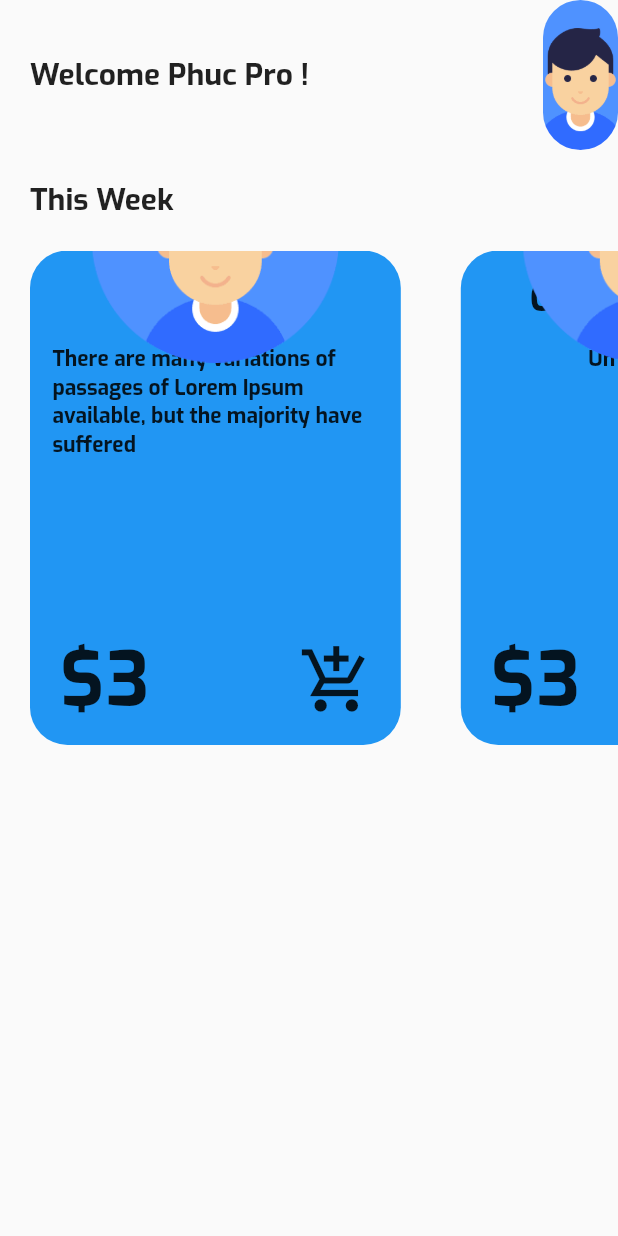
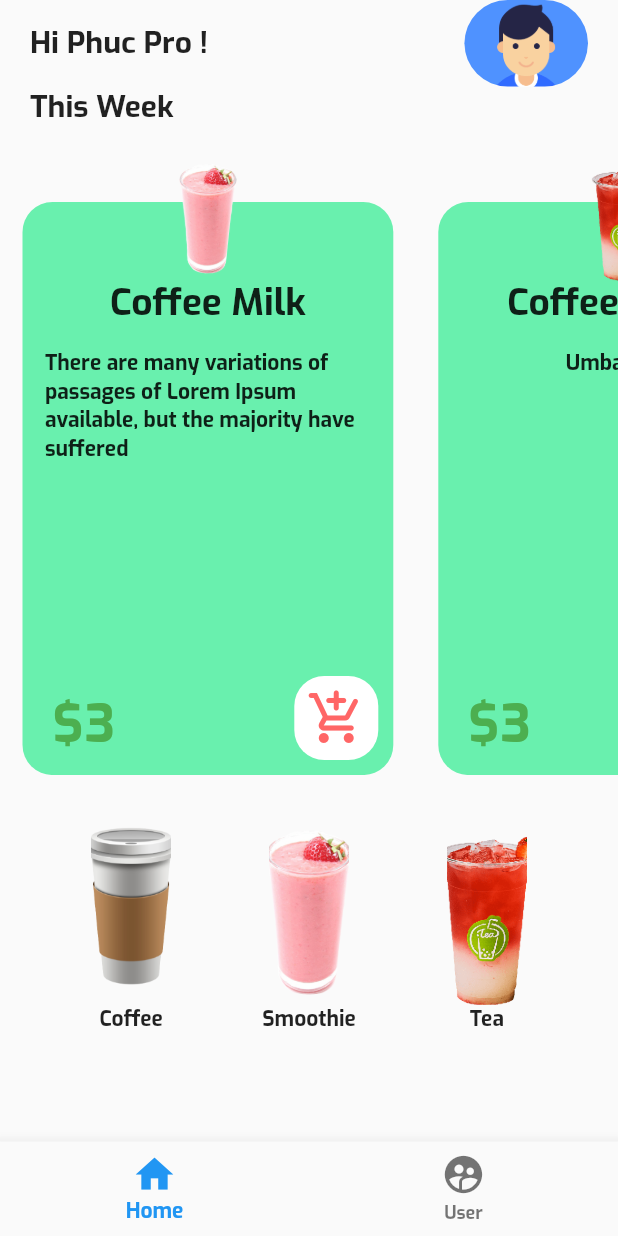
Before and after one commit to phucnguyen1901/flutter-nodejs-coffee, a Flutter app: the Home screen opened by its route, on a phone screen of 412 x 824 dp. Run offline on Flutter 3.47's test engine with Material 2 defaults, Android fonts, the phone set to English and light mode, and no system bars.

Commit message:
complete home ui. creating product detail

```diff
--- /dev/null
+++ b/lib/components/ElementMenu.dart
@@ -0,0 +1,37 @@
+
+import 'package:flutter/material.dart';
+class ElementMenu extends StatelessWidget {
+  final String pathImage;
+  final String text;
+  const ElementMenu({
+    Key key,
+    this.pathImage,
+    this.text,
+    @required this.size,
+  }) : super(key: key);
+
+  final Size size;
+
+  @override
+  Widget build(BuildContext context) {
+    return Column(
+      children: <Widget>[
+        Container(
+          margin: EdgeInsets.only(top:30.0),
+          width: size.width * 0.13,
+          height: size.height * 0.15,
+          decoration: BoxDecoration(
+            // color: Colors.blue,
+              image: DecorationImage(
+                  image: AssetImage(pathImage),
+                  fit: BoxFit.cover
+              )
+          ),
+        ),
+        Container(
+          child: Text(text),
+        ),
+      ],
+    );
+  }
+}
--- /dev/null
+++ b/lib/components/ItemProduct.dart
@@ -0,0 +1,98 @@
+import 'package:flutter/material.dart';
+import 'package:chatapp/style.dart';
+
+class ItemProduct extends StatelessWidget {
+
+  final String nameItem;
+  final String description;
+  final String pathImage;
+  final Function fnc;
+  const ItemProduct({
+    Key key,
+    this.nameItem,
+    this.description,
+    this.pathImage,
+    this.fnc,
+    @required this.size,
+  }) : super(key: key);
+
+  final Size size;
+
+  @override
+  Widget build(BuildContext context) {
+    return Container(
+      margin: EdgeInsets.symmetric(horizontal: 15.0),
+      width: size.width*0.6,
+      height: size.height*0.4,
+      decoration: BoxDecoration(
+        borderRadius: BorderRadius.circular(25.0),
+        // color:Colors.green,
+      ),
+      child: Stack(
+        children: <Widget>[
+          Container(
+            margin: EdgeInsets.only(top: 30.0),
+            // width: size.width*0.5,
+            height: size.height*0.6,
+            decoration: BoxDecoration(
+                borderRadius: BorderRadius.circular(20.0),
+                color: Colors.greenAccent
+            ),
+            child:Column(
+              children: <Widget>[
+                Padding(
+                  padding: const EdgeInsets.fromLTRB(5.0,50.0,5.0,0.0),
+                  child: Center(child: Text(nameItem, style:TextStyle(fontSize: size.width*0.06))),
+                ),
+                Padding(
+                  padding: const EdgeInsets.fromLTRB(15.0,15.0,15.0,0.0),
+                  child: Text(description),
+                ),
+              ],
+            ),
+
+          ),
+          Positioned(
+              // top: -40,
+              height: size.height * 0.1,
+              width: size.width*0.6,
+              child:Center(
+                child: Container(
+                  decoration: BoxDecoration(
+                    // color: Colors.blue,
+                      image: DecorationImage(
+                        image: AssetImage(pathImage,
+                        ),
+                        // fit: BoxFit.contain
+                      )
+                  ),
+                ),
+              )
+          ),
+          Positioned(
+            bottom: 10,
+            left: 20,
+            child:Text("\$3", style: TextStyle(color:Colors.green,fontSize: 35.0),),
+          ),
+          Positioned(
+            bottom: 10,
+            right: 10,
+            child:Container(
+              decoration: BoxDecoration(
+                color: Colors.white,
+                borderRadius: BorderRadius.circular(20.0)
+              ),
+              child: IconButton(
+                color: pinkColor,
+                iconSize: 40.0,
+                onPressed: fnc,
+                icon: Icon(Icons.add_shopping_cart_rounded),
+                // size: 20.0,
+              ),
+            ),
+          )
+        ],
+      ),
+    );
+  }
+}
--- a/lib/main.dart
+++ b/lib/main.dart
@@ -1,5 +1,6 @@
 
 import 'package:chatapp/screens/authentication/register/components/register.dart';
+import 'package:chatapp/screens/detailProduct/detailProduct.dart';
 import 'package:chatapp/screens/home/home.dart';
 import 'package:flutter/material.dart';
 import 'screens/authentication/login/components/login.dart';
@@ -19,11 +20,12 @@ class MyApp extends StatelessWidget {
         fontFamily: FontDefault,
 
       ),
-      initialRoute: '/login',
+      initialRoute: '/detail',
       routes: {
         '/login' : (context) => Login(),
         '/home' : (context) => Home(),
-        '/register' : (context) => Register()
+        '/register' : (context) => Register(),
+        '/detail' : (context) => DetailProDuct()
       },
     );
   }
--- a/lib/screens/home/body.dart
+++ b/lib/screens/home/body.dart
@@ -1,3 +1,5 @@
+import 'package:chatapp/components/ElementMenu.dart';
+import 'package:chatapp/components/ItemProduct.dart';
 import 'package:flutter/cupertino.dart';
 import 'package:flutter/material.dart';
 
@@ -14,19 +16,21 @@ class _BodyState extends State<Body> {
     return Container(
       height: size.height,
       width: size.width,
-      child: ListView(
+      child:
+        ListView(
         children: <Widget>[
           Row(
             mainAxisAlignment: MainAxisAlignment.spaceBetween,
             children: <Widget>[
               Padding(
                 padding: const EdgeInsets.symmetric(horizontal: 20.0),
-                child: Text("Welcome Phuc Pro !",style:TextStyle(fontSize: 20.0)),
+                child: Text("Hi Phuc Pro !",style:TextStyle(fontSize: 20.0)),
               ),
-              Container(
-                padding: EdgeInsets.symmetric(horizontal: 20.0),
-                height: 100.0,
-                width: 50.0,
+                Padding(
+                  padding: const EdgeInsets.only(right: 20.0),
+                  child: Container(
+                    height: size.height*0.07,
+                    width: size.width*0.2,
                     decoration: BoxDecoration(
                       borderRadius: BorderRadius.circular(50.0),
                         image: DecorationImage(
@@ -35,128 +39,43 @@ class _BodyState extends State<Body> {
                         )
                     ),
                   ),
+                ),
             ]
           ),
-          SizedBox(height: 20.0,),
+          // SizedBox(height: 20.0,),
           Container(
             padding: EdgeInsets.symmetric(horizontal: 20.0),
             child:Text("This Week ",style:TextStyle(fontSize: 20.0)),
           ),
           Container(
-            margin: EdgeInsets.symmetric(vertical: 20.0),
-            // color:Colors.blue,
-            height: size.height*0.4,
+            margin: EdgeInsets.only(top: 20.0),
+            // color: Colors.blue,
+            height: size.height*0.5,
             child:ListView(
               scrollDirection: Axis.horizontal,
               children: <Widget>[
-                Wrap(
-              children:[
-            ItemProduct(size: size, nameItem: "Coffee Milk", description: "There are many variations of passages of Lorem Ipsum available, but the majority have suffered"),
-            ItemProduct(size: size, nameItem: "Coffee Coffee", description: "Umbalasiba",),
-            ItemProduct(size: size, nameItem: "Coffee tonay", description: "Umbalasiba",),
-
-        ]),
+            ItemProduct(pathImage:"assets/home/home_smoothie.png",size: size, nameItem: "Coffee Milk", description: "There are many variations of passages of Lorem Ipsum available, but the majority have suffered",
+            fnc:(){
+              Navigator.pushNamed(context, '/detail');
+            },),
+            ItemProduct(pathImage:"assets/home/home_tea.png",size: size, nameItem: "Coffee Coffee", description: "Umbalasiba",),
+            ItemProduct(pathImage:"assets/login/icon_user.png",size: size, nameItem: "Coffee tonay", description: "Umbalasiba",),
             ],
             ),
             ),
-          SizedBox(height: 15.0,)
+            Row(
+            mainAxisAlignment: MainAxisAlignment.spaceEvenly,
+            crossAxisAlignment: CrossAxisAlignment.end,
+            children: <Widget>
+            [
+              ElementMenu(size: size,pathImage: "assets/home/home_coffee.png",text: "Coffee",),
+              ElementMenu(size: size,pathImage: "assets/home/home_smoothie.png",text: "Smoothie",),
+              ElementMenu(size: size,pathImage: "assets/home/home_tea.png",text: "Tea",),
             ],
           ),
-    )
-    ;
-  }
-}
-
-class ItemProduct extends StatelessWidget {
-
-  final String nameItem;
-  final String description;
-
-  const ItemProduct({
-    Key key,
-    this.nameItem,
-    this.description,
-    @required this.size,
-  }) : super(key: key);
-
-  final Size size;
-
-  @override
-  Widget build(BuildContext context) {
-    return Container(
-    margin: EdgeInsets.symmetric(horizontal: 20.0),
-    width: size.width*0.6,
-    height: size.height*0.4,
-    decoration: BoxDecoration(
-        borderRadius: BorderRadius.circular(25.0),
-        color:Colors.blue,
-    ),
-    child:Stack(
-      children: <Widget>[
-        Column(
-          children: <Widget>[
-            Padding(
-              padding: const EdgeInsets.fromLTRB(5.0,15.0,5.0,0.0),
-              child: Center(child: Text(nameItem, style:TextStyle(fontSize: size.width*0.06))),
-            ),
-            Padding(
-              padding: const EdgeInsets.fromLTRB(15.0,15.0,15.0,0.0),
-              child: Text(description),
+        ],
       ),
 
-          ],
-        ),
-        Positioned(
-          top: -90,
-          // left: 0,
-          child:Container(
-            height: size.width * 0.4,
-            width: size.height* 0.3,
-            decoration: BoxDecoration(
-                image: DecorationImage(
-                    image: AssetImage("assets/login/icon_user.png",
-                    ),
-                    // fit: BoxFit.contain
-                )
-            ),
-          )
-
-
-        ),
-        Positioned(
-          bottom: 10,
-          left: 20,
-            child:Text("\$3", style: TextStyle(fontSize: 50.0),),
-        ),
-        Positioned(
-            bottom: 10,
-            right: 10,
-            child:IconButton(
-              iconSize: 50.0,
-              onPressed: (){
-
-              },
-              icon: Icon(Icons.add_shopping_cart_sharp),
-              // size: 20.0,
-              ),
-        )
-          ],
-    )
     );
   }
 }
-
-
-
-
-
-// Container(
-// height: size.width * 0.4,
-// decoration: BoxDecoration(
-// image: DecorationImage(
-// image: AssetImage("assets/login/bg_login_2.png",
-// ),
-// fit: BoxFit.contain
-// )
-// ),
-// )
--- a/lib/screens/home/home.dart
+++ b/lib/screens/home/home.dart
@@ -2,11 +2,40 @@
 import 'package:flutter/material.dart';
 import 'body.dart';
 
-class Home extends StatelessWidget {
+class Home extends StatefulWidget {
+  @override
+  _HomeState createState() => _HomeState();
+}
+
+class _HomeState extends State<Home> {
+  int _currentIndex = 0;
+
   @override
   Widget build(BuildContext context) {
     return Scaffold(
-      body: Body()
+      body: Body(),
+      bottomNavigationBar: BottomNavigationBar(
+        // backgroundColor: Colors.greenAccent,
+
+        iconSize: 30.0,
+        currentIndex: _currentIndex,
+        items: [
+          BottomNavigationBarItem(
+            // activeIcon: ,
+            icon: Icon(Icons.home),
+            label: "Home"
+          ),
+          BottomNavigationBarItem(
+              icon: Icon(Icons.supervised_user_circle),
+              label: "User"
+          ),
+        ],
+        onTap: (index){
+          setState(() {
+            _currentIndex = index;
+          });
+        },
+      ),
     );
   }
 }
--- a/lib/style.dart
+++ b/lib/style.dart
@@ -3,5 +3,8 @@ import 'package:flutter/material.dart';
 
 const PrimaryColor = Color(0xFF9966FF);
 const lightColor = Color(0xFFCC99FF);
+const pinkColor = Color(0xFFFF6666);
+const lightPinkColor = Color(0xFFFFCCFF);
+const midPinkColor = Color(0xFFFF99CC);
 const FontDefault = 'Exo-Bold';
 const FontDefaultLight = 'Exo';
--- a/pubspec.yaml
+++ b/pubspec.yaml
@@ -49,6 +49,7 @@ flutter:
   # To add assets to your application, add an assets section, like this:
   assets:
      - assets/login/
+     - assets/home/
   #   - images/a_dot_ham.jpeg
 
   # An image asset can refer to one or more resolution-specific "variants", see
```
Also changed, not shown: lib/screens/detailProduct/body.dart (added, +113 -0 lines), lib/screens/detailProduct/detailProduct.dart (added, +30 -0 lines), assets/home/home_coffee.png (added), assets/home/home_smoothie.png (added), assets/home/home_tea.png (added). Lines whose indentation alone changed are shown as unchanged.
